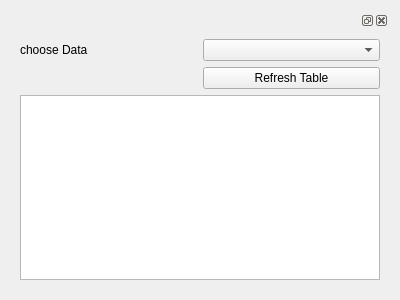
Qt form ui/DataTable.ui (tthatcher95/PyHAT_Point_Spectra_GUI) before a commit.
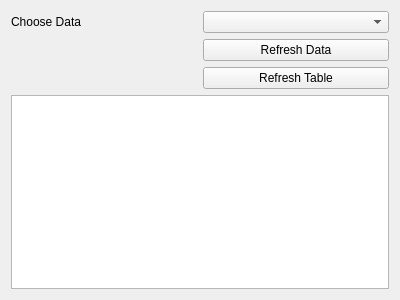
The same form after that commit.

Diff of the .ui file:
```diff
--- a/ui/DataTable.ui
+++ b/ui/DataTable.ui
@@ -13,33 +13,32 @@
   <property name="windowTitle">
    <string>Form</string>
   </property>
-  <layout class="QVBoxLayout" name="verticalLayout">
-   <item>
-    <widget class="QDockWidget" name="dockWidget">
-     <widget class="QWidget" name="dockWidgetContents">
       <layout class="QGridLayout" name="gridLayout">
        <item row="0" column="0">
         <widget class="QLabel" name="chooseDataLabel">
          <property name="text">
-          <string>choose Data</string>
+      <string>Choose Data</string>
          </property>
         </widget>
        </item>
        <item row="0" column="1">
         <widget class="QComboBox" name="chooseDataComboBox"/>
        </item>
-       <item row="1" column="1">
+   <item row="2" column="1">
         <widget class="QPushButton" name="refreshTablePushButton">
          <property name="text">
           <string>Refresh Table</string>
          </property>
         </widget>
        </item>
-       <item row="2" column="0" colspan="2">
+   <item row="4" column="0" colspan="2">
         <widget class="QTableView" name="tableView"/>
        </item>
-      </layout>
-     </widget>
+   <item row="1" column="1">
+    <widget class="QPushButton" name="refreshDataPushButton">
+     <property name="text">
+      <string>Refresh Data</string>
+     </property>
     </widget>
    </item>
   </layout>
```
Lines whose indentation alone changed are shown as unchanged.
